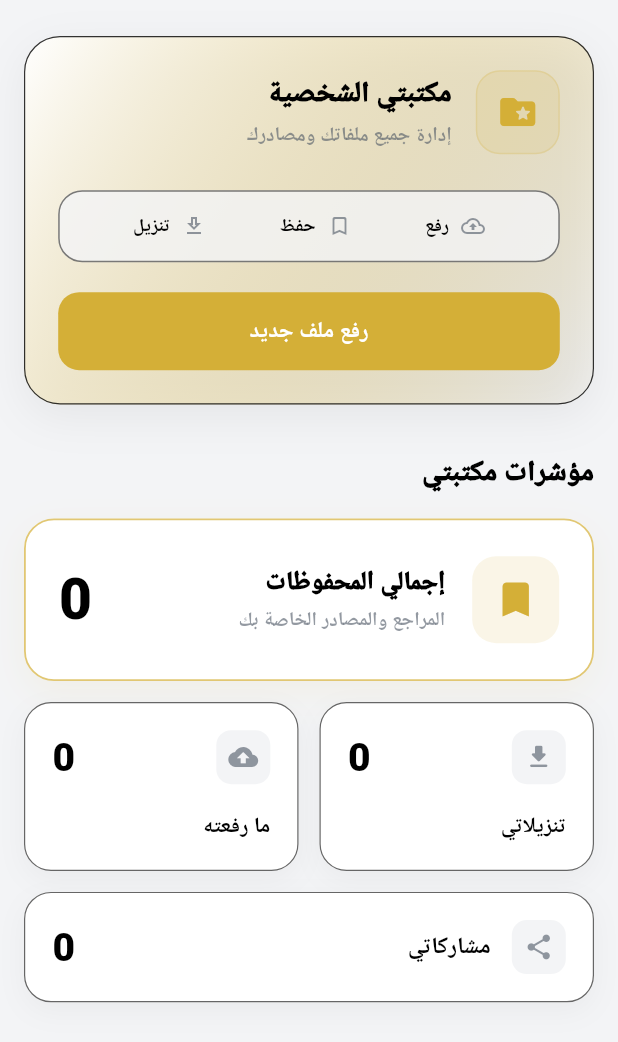
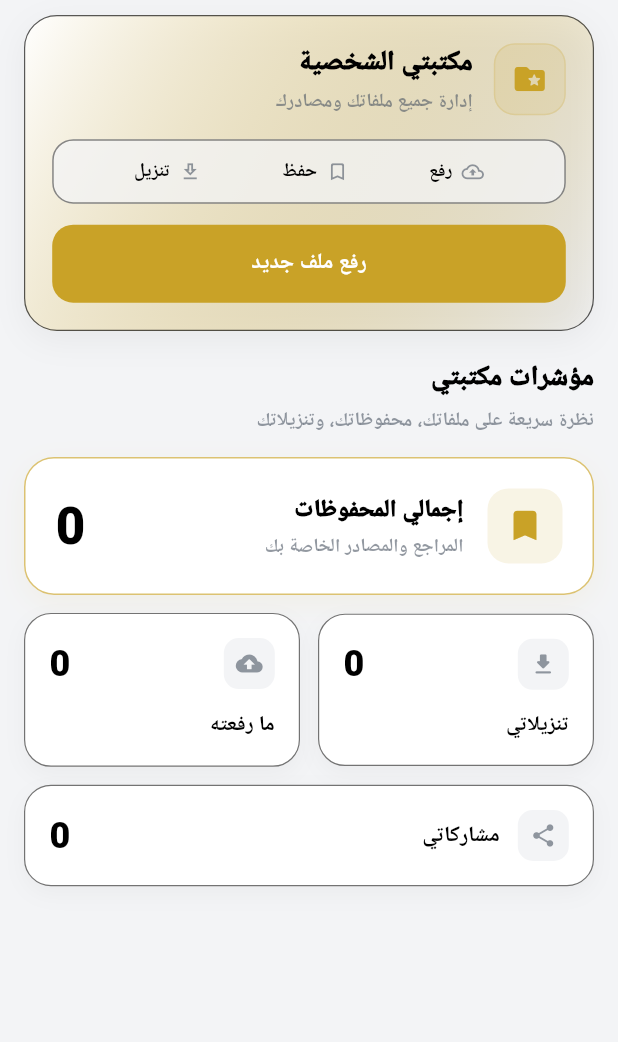
Before and after one commit to hamdan-th/Edu_mate, a Flutter app: the MyLibraryScreen screen opened directly, on a phone screen of 412 x 824 dp. Shown: the top 1042 px of the screen. Run offline on Flutter 3.47's test engine with Material 3 defaults, Android fonts, the phone set to English and light mode, and no system bars; our stand-ins replace app_links, cloud_firestore, cloud_functions, dio, dotted_border, file_picker and 7 more; missing offline and left inert: flutter_pdfview, syncfusion_flutter_pdfviewer; accounts and stored records are empty.

Commit message:
الالتزام الأولي للمشروع

```diff
--- a/lib/screens/library/my_library_screen.dart
+++ b/lib/screens/library/my_library_screen.dart
@@ -134,31 +134,33 @@ class MyLibraryScreen extends StatelessWidget {
     return Scaffold(
       backgroundColor: LibraryTheme.bg(context),
       body: SingleChildScrollView(
-        padding: const EdgeInsets.symmetric(horizontal: 16, vertical: 24),
+        padding: const EdgeInsets.fromLTRB(16, 10, 16, 28),
         child: Column(
           crossAxisAlignment: CrossAxisAlignment.start,
           children: [
-            // 1. DASHBOARD HERO CARD
             _MyLibraryHeroCard(
               onUploadTap: () => _openUpload(context),
             ),
-
-            const SizedBox(height: 32),
-
-            // 2. STATS SECTION HEADER
+            const SizedBox(height: 18),
             Text(
               'مؤشرات مكتبتي',
               style: TextStyle(
-                fontSize: 19,
+                fontSize: 18,
                 fontWeight: FontWeight.w900,
                 color: LibraryTheme.text(context),
-                letterSpacing: -0.5,
+                letterSpacing: -0.3,
               ),
             ),
-
-            const SizedBox(height: 16),
-
-            // 3. LARGE PRIMARY STAT CARD
+            const SizedBox(height: 6),
+            Text(
+              'نظرة سريعة على ملفاتك، محفوظاتك، وتنزيلاتك',
+              style: TextStyle(
+                fontSize: 12.8,
+                fontWeight: FontWeight.w600,
+                color: LibraryTheme.muted(context),
+              ),
+            ),
+            const SizedBox(height: 14),
             StreamBuilder<int>(
               stream: _combinedReferencesCount(),
               builder: (context, snapshot) {
@@ -171,10 +173,7 @@ class MyLibraryScreen extends StatelessWidget {
                 );
               },
             ),
-
-            const SizedBox(height: 14),
-
-            // 4. SECONDARY STAT CARDS (Grid Array)
+            const SizedBox(height: 12),
             Row(
               children: [
                 Expanded(
@@ -190,7 +189,7 @@ class MyLibraryScreen extends StatelessWidget {
                     },
                   ),
                 ),
-                const SizedBox(width: 14),
+                const SizedBox(width: 12),
                 Expanded(
                   child: StreamBuilder<QuerySnapshot<Map<String, dynamic>>>(
                     stream: LibraryFilesService.myUploadedFiles(),
@@ -206,10 +205,7 @@ class MyLibraryScreen extends StatelessWidget {
                 ),
               ],
             ),
-
-            const SizedBox(height: 14),
-
-            // 5. FULL WIDTH SECONDARY STAT CARD
+            const SizedBox(height: 12),
             StreamBuilder<int>(
               stream: _collectionGroupCount('shares'),
               builder: (context, snapshot) {
@@ -222,8 +218,7 @@ class MyLibraryScreen extends StatelessWidget {
                 );
               },
             ),
-
-            const SizedBox(height: 32),
+            const SizedBox(height: 12),
           ],
         ),
       ),
@@ -238,31 +233,33 @@ class _MyLibraryHeroCard extends StatelessWidget {
 
   @override
   Widget build(BuildContext context) {
-    final gold = const Color(0xFFD4AF37);
+    final gold = const Color(0xFFC9A227);
     final isDark = Theme.of(context).brightness == Brightness.dark;
 
     return Container(
-      padding: const EdgeInsets.all(22),
+      padding: const EdgeInsets.all(18),
       decoration: BoxDecoration(
         color: LibraryTheme.surface(context),
         gradient: LinearGradient(
           colors: [
             LibraryTheme.surface(context),
-            isDark ? LibraryTheme.surface(context) : gold.withOpacity(0.02),
+            isDark ? LibraryTheme.surface(context) : gold.withOpacity(0.015),
           ],
           begin: Alignment.topLeft,
           end: Alignment.bottomRight,
         ),
-        borderRadius: BorderRadius.circular(24),
+        borderRadius: BorderRadius.circular(22),
         border: Border.all(
-          color: isDark ? LibraryTheme.border(context) : LibraryTheme.border(context).withOpacity(0.8),
+          color: isDark
+              ? LibraryTheme.border(context)
+              : LibraryTheme.border(context).withOpacity(0.65),
           width: 0.8,
         ),
         boxShadow: [
           BoxShadow(
-            color: Colors.black.withOpacity(isDark ? 0.25 : 0.06),
-            blurRadius: 24,
-            offset: const Offset(0, 8),
+            color: Colors.black.withOpacity(isDark ? 0.22 : 0.05),
+            blurRadius: 18,
+            offset: const Offset(0, 6),
           ),
         ],
       ),
@@ -270,25 +267,24 @@ class _MyLibraryHeroCard extends StatelessWidget {
         crossAxisAlignment: CrossAxisAlignment.start,
         children: [
           Row(
-            crossAxisAlignment: CrossAxisAlignment.center,
             children: [
               Container(
-                height: 56,
-                width: 56,
+                height: 48,
+                width: 48,
                 decoration: BoxDecoration(
                   color: gold.withOpacity(0.12),
-                  borderRadius: BorderRadius.circular(16),
+                  borderRadius: BorderRadius.circular(14),
                   border: Border.all(
-                    color: gold.withOpacity(0.2),
+                    color: gold.withOpacity(0.18),
                   ),
                 ),
                 child: Icon(
                   Icons.folder_special_rounded,
                   color: gold,
-                  size: 28,
+                  size: 24,
                 ),
               ),
-              const SizedBox(width: 16),
+              const SizedBox(width: 14),
               Expanded(
                 child: Column(
                   crossAxisAlignment: CrossAxisAlignment.start,
@@ -296,17 +292,17 @@ class _MyLibraryHeroCard extends StatelessWidget {
                     Text(
                       'مكتبتي الشخصية',
                       style: TextStyle(
-                        fontSize: 19,
+                        fontSize: 18,
                         fontWeight: FontWeight.w900,
                         color: LibraryTheme.text(context),
-                        letterSpacing: -0.3,
+                        letterSpacing: -0.2,
                       ),
                     ),
-                    const SizedBox(height: 4),
+                    const SizedBox(height: 3),
                     Text(
                       'إدارة جميع ملفاتك ومصادرك',
                       style: TextStyle(
-                        fontSize: 13,
+                        fontSize: 12.5,
                         fontWeight: FontWeight.w600,
                         color: LibraryTheme.muted(context),
                       ),
@@ -316,16 +312,14 @@ class _MyLibraryHeroCard extends StatelessWidget {
               ),
             ],
           ),
-
-          const SizedBox(height: 24),
-
+          const SizedBox(height: 16),
           Container(
-            padding: const EdgeInsets.symmetric(vertical: 14),
+            padding: const EdgeInsets.symmetric(vertical: 12),
             decoration: BoxDecoration(
-              color: LibraryTheme.bg(context).withOpacity(isDark ? 0.5 : 0.8),
-              borderRadius: BorderRadius.circular(16),
+              color: LibraryTheme.bg(context).withOpacity(isDark ? 0.45 : 0.75),
+              borderRadius: BorderRadius.circular(14),
               border: Border.all(
-                color: LibraryTheme.border(context).withOpacity(0.5),
+                color: LibraryTheme.border(context).withOpacity(0.45),
               ),
             ),
             child: Row(
@@ -337,18 +331,16 @@ class _MyLibraryHeroCard extends StatelessWidget {
               ],
             ),
           ),
-
-          const SizedBox(height: 20),
-
+          const SizedBox(height: 14),
           SizedBox(
             width: double.infinity,
             child: ElevatedButton(
               onPressed: onUploadTap,
               style: ElevatedButton.styleFrom(
-                backgroundColor: LibraryTheme.primary(context),
+                backgroundColor: gold,
                 foregroundColor: Colors.white,
                 elevation: 0,
-                padding: const EdgeInsets.symmetric(vertical: 16),
+                padding: const EdgeInsets.symmetric(vertical: 14),
                 shape: RoundedRectangleBorder(
                   borderRadius: BorderRadius.circular(14),
                 ),
@@ -356,7 +348,7 @@ class _MyLibraryHeroCard extends StatelessWidget {
               child: const Text(
                 'رفع ملف جديد',
                 style: TextStyle(
-                  fontSize: 15,
+                  fontSize: 14.5,
                   fontWeight: FontWeight.w800,
                   letterSpacing: 0.2,
                 ),
@@ -373,24 +365,26 @@ class _FeatureChip extends StatelessWidget {
   final IconData icon;
   final String label;
 
-  const _FeatureChip({required this.icon, required this.label});
+  const _FeatureChip({
+    required this.icon,
+    required this.label,
+  });
 
   @override
   Widget build(BuildContext context) {
     return Row(
       mainAxisSize: MainAxisSize.min,
-      crossAxisAlignment: CrossAxisAlignment.center,
       children: [
         Icon(
           icon,
-          size: 16,
+          size: 15,
           color: LibraryTheme.muted(context),
         ),
-        const SizedBox(width: 8),
+        const SizedBox(width: 6),
         Text(
           label,
           style: TextStyle(
-            fontSize: 12.5,
+            fontSize: 12.2,
             fontWeight: FontWeight.w800,
             color: LibraryTheme.text(context),
           ),
@@ -418,44 +412,45 @@ class _PrimaryStatCard extends StatelessWidget {
   @override
   Widget build(BuildContext context) {
     final isDark = Theme.of(context).brightness == Brightness.dark;
-    final gold = const Color(0xFFD4AF37);
+    final gold = const Color(0xFFC9A227);
 
     return GestureDetector(
       onTap: onTap,
       behavior: HitTestBehavior.opaque,
       child: Container(
-        padding: const EdgeInsets.symmetric(horizontal: 22, vertical: 24),
+        padding: const EdgeInsets.symmetric(horizontal: 20, vertical: 20),
         decoration: BoxDecoration(
           color: LibraryTheme.surface(context),
           borderRadius: BorderRadius.circular(20),
           border: Border.all(
-            color: isDark ? gold.withOpacity(0.15) : gold.withOpacity(0.7),
-            width: 1.2,
+            color: gold.withOpacity(isDark ? 0.18 : 0.65),
+            width: 1,
           ),
           boxShadow: [
             BoxShadow(
-              color: isDark ? Colors.black.withOpacity(0.25) : gold.withOpacity(0.08),
-              blurRadius: 20,
-              offset: const Offset(0, 8),
+              color: isDark
+                  ? Colors.black.withOpacity(0.20)
+                  : gold.withOpacity(0.07),
+              blurRadius: 16,
+              offset: const Offset(0, 6),
             ),
           ],
         ),
         child: Row(
-          crossAxisAlignment: CrossAxisAlignment.center,
           children: [
             Container(
-              padding: const EdgeInsets.all(14),
+              padding: const EdgeInsets.all(12),
               decoration: BoxDecoration(
                 color: gold.withOpacity(0.12),
-                borderRadius: BorderRadius.circular(16),
+                borderRadius: BorderRadius.circular(14),
               ),
               child: Icon(
                 icon,
                 color: gold,
-                size: 30,
+                size: 26,
               ),
             ),
-            const SizedBox(width: 18),
+            const SizedBox(width: 16),
             Expanded(
               child: Column(
                 crossAxisAlignment: CrossAxisAlignment.start,
@@ -463,17 +458,16 @@ class _PrimaryStatCard extends StatelessWidget {
                   Text(
                     title,
                     style: TextStyle(
-                      fontSize: 17,
+                      fontSize: 16,
                       fontWeight: FontWeight.w900,
                       color: LibraryTheme.text(context),
-                      letterSpacing: -0.2,
                     ),
                   ),
-                  const SizedBox(height: 4),
+                  const SizedBox(height: 3),
                   Text(
                     subtitle,
                     style: TextStyle(
-                      fontSize: 13,
+                      fontSize: 12.5,
                       fontWeight: FontWeight.w600,
                       color: LibraryTheme.muted(context),
                     ),
@@ -481,14 +475,14 @@ class _PrimaryStatCard extends StatelessWidget {
                 ],
               ),
             ),
-            const SizedBox(width: 12),
+            const SizedBox(width: 10),
             Text(
               '$count',
               style: TextStyle(
-                fontSize: 38,
+                fontSize: 34,
                 fontWeight: FontWeight.w900,
                 color: LibraryTheme.text(context),
-                height: 1.0,
+                height: 1,
               ),
             ),
           ],
@@ -521,19 +515,21 @@ class _SecondaryStatCard extends StatelessWidget {
       onTap: onTap,
       behavior: HitTestBehavior.opaque,
       child: Container(
-        padding: const EdgeInsets.all(18),
+        padding: const EdgeInsets.all(16),
         decoration: BoxDecoration(
           color: LibraryTheme.surface(context),
           borderRadius: BorderRadius.circular(18),
           border: Border.all(
-            color: isDark ? LibraryTheme.border(context) : LibraryTheme.border(context).withOpacity(0.6),
+            color: isDark
+                ? LibraryTheme.border(context)
+                : LibraryTheme.border(context).withOpacity(0.55),
             width: 0.8,
           ),
           boxShadow: [
             BoxShadow(
-              color: Colors.black.withOpacity(isDark ? 0.2 : 0.04),
-              blurRadius: 16,
-              offset: const Offset(0, 6),
+              color: Colors.black.withOpacity(isDark ? 0.18 : 0.035),
+              blurRadius: 12,
+              offset: const Offset(0, 5),
             ),
           ],
         ),
@@ -547,8 +543,6 @@ class _SecondaryStatCard extends StatelessWidget {
       crossAxisAlignment: CrossAxisAlignment.start,
       children: [
         Row(
-          mainAxisAlignment: MainAxisAlignment.spaceBetween,
-          crossAxisAlignment: CrossAxisAlignment.center,
           children: [
             Container(
               padding: const EdgeInsets.all(8),
@@ -559,25 +553,26 @@ class _SecondaryStatCard extends StatelessWidget {
               child: Icon(
                 icon,
                 color: LibraryTheme.muted(context),
-                size: 20,
+                size: 18,
               ),
             ),
+            const Spacer(),
             Text(
               '$count',
               style: TextStyle(
-                fontSize: 26,
+                fontSize: 24,
                 fontWeight: FontWeight.w900,
                 color: LibraryTheme.text(context),
-                height: 1.0,
+                height: 1,
               ),
             ),
           ],
         ),
-        const SizedBox(height: 18),
+        const SizedBox(height: 14),
         Text(
           title,
           style: TextStyle(
-            fontSize: 14.5,
+            fontSize: 14,
             fontWeight: FontWeight.w800,
             color: LibraryTheme.text(context),
           ),
@@ -588,7 +583,6 @@ class _SecondaryStatCard extends StatelessWidget {
 
   Widget _buildFullWidth(BuildContext context) {
     return Row(
-      crossAxisAlignment: CrossAxisAlignment.center,
       children: [
         Container(
           padding: const EdgeInsets.all(8),
@@ -599,14 +593,14 @@ class _SecondaryStatCard extends StatelessWidget {
           child: Icon(
             icon,
             color: LibraryTheme.muted(context),
-            size: 20,
+            size: 18,
           ),
         ),
-        const SizedBox(width: 14),
+        const SizedBox(width: 12),
         Text(
           title,
           style: TextStyle(
-            fontSize: 15.5,
+            fontSize: 14.5,
             fontWeight: FontWeight.w800,
             color: LibraryTheme.text(context),
           ),
@@ -615,10 +609,10 @@ class _SecondaryStatCard extends StatelessWidget {
         Text(
           '$count',
           style: TextStyle(
-            fontSize: 26,
+            fontSize: 24,
             fontWeight: FontWeight.w900,
             color: LibraryTheme.text(context),
-            height: 1.0,
+            height: 1,
           ),
         ),
       ],
```
Also changed, not shown: lib/models/notification_item_model.dart (added, +77 -0 lines), lib/models/notifications_screen.dart (added, +432 -0 lines), lib/screens/home/feed_screen.dart (+2 -25 lines).
